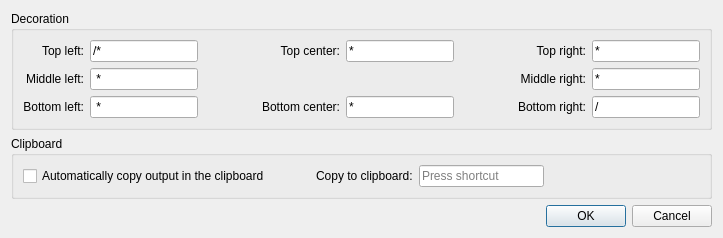
Above: UI/DlgSettings.ui from Folco68/Combox before the change. Below: the same form after it.
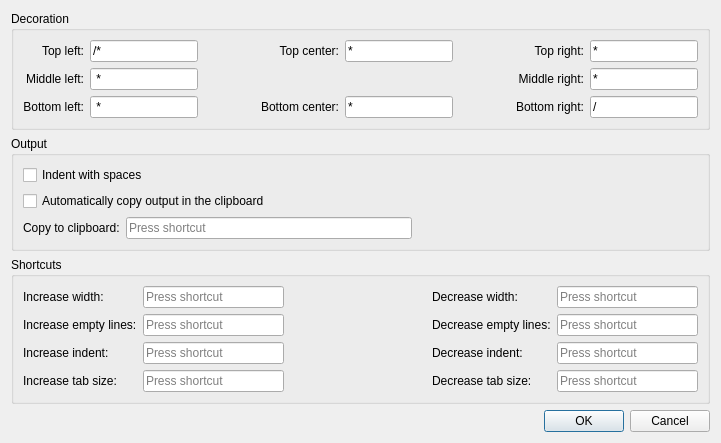
That is the form after the change.

Commit message: - added the ability to indent with tabs instead of spaces - adapted the tab size in input and output editors according to the Tab Size setting - added keyboard shortcuts for most of the settings (Width, Empty lines, Indent count, Tab size) - simplified again some connection according to Clazy - added some tooltips on settings widgets

Patch:
```diff
--- a/UI/DlgSettings.ui
+++ b/UI/DlgSettings.ui
@@ -6,8 +6,8 @@
    <rect>
     <x>0</x>
     <y>0</y>
-    <width>723</width>
-    <height>228</height>
+    <width>721</width>
+    <height>430</height>
    </rect>
   </property>
   <property name="windowTitle">
@@ -188,9 +188,16 @@
    <item>
     <widget class="QGroupBox" name="BoxClipboard">
      <property name="title">
-      <string>Clipboard</string>
+      <string>Output</string>
      </property>
-     <layout class="QHBoxLayout" name="horizontalLayout_3">
+     <layout class="QVBoxLayout" name="verticalLayout_2">
+      <item>
+       <widget class="QCheckBox" name="CheckIndentWithSpaces">
+        <property name="text">
+         <string>Indent with spaces</string>
+        </property>
+       </widget>
+      </item>
       <item>
        <widget class="QCheckBox" name="CheckAutoCopy">
         <property name="text">
@@ -199,13 +206,65 @@
        </widget>
       </item>
       <item>
-       <spacer name="HSpacer3">
+       <layout class="QHBoxLayout" name="horizontalLayout">
+        <item>
+         <widget class="QLabel" name="LabelKeySequenceCopy">
+          <property name="text">
+           <string>Copy to clipboard:</string>
+          </property>
+          <property name="buddy">
+           <cstring>KeySequenceCopy</cstring>
+          </property>
+         </widget>
+        </item>
+        <item>
+         <widget class="QKeySequenceEdit" name="KeySequenceCopy"/>
+        </item>
+        <item>
+         <spacer name="horizontalSpacer">
+          <property name="orientation">
+           <enum>Qt::Orientation::Horizontal</enum>
+          </property>
+          <property name="sizeHint" stdset="0">
+           <size>
+            <width>40</width>
+            <height>20</height>
+           </size>
+          </property>
+         </spacer>
+        </item>
+       </layout>
+      </item>
+     </layout>
+    </widget>
+   </item>
+   <item>
+    <widget class="QGroupBox" name="BoxShortcuts">
+     <property name="title">
+      <string>Shortcuts</string>
+     </property>
+     <layout class="QGridLayout" name="gridLayout_2">
+      <item row="4" column="4">
+       <widget class="QKeySequenceEdit" name="KeySequenceDecreaseTabSize"/>
+      </item>
+      <item row="1" column="0">
+       <widget class="QLabel" name="LabelIncreaseEmptyLines">
+        <property name="text">
+         <string>Increase empty lines:</string>
+        </property>
+        <property name="buddy">
+         <cstring>KeySequenceIncreaseEmptyLines</cstring>
+        </property>
+       </widget>
+      </item>
+      <item row="3" column="4">
+       <widget class="QKeySequenceEdit" name="KeySequenceDecreaseIndent"/>
+      </item>
+      <item row="0" column="2">
+       <spacer name="HSpacerShortctus">
         <property name="orientation">
          <enum>Qt::Orientation::Horizontal</enum>
         </property>
-        <property name="sizeType">
-         <enum>QSizePolicy::Policy::Fixed</enum>
-        </property>
         <property name="sizeHint" stdset="0">
          <size>
           <width>40</width>
@@ -214,28 +273,90 @@
         </property>
        </spacer>
       </item>
-      <item>
-       <widget class="QLabel" name="LabelKeySequenceCopy">
+      <item row="4" column="0">
+       <widget class="QLabel" name="LabelIncreaseTabSize">
         <property name="text">
-         <string>Copy to clipboard:</string>
+         <string>Increase tab size:</string>
         </property>
        </widget>
       </item>
-      <item>
-       <widget class="QKeySequenceEdit" name="KeySequenceCopy"/>
+      <item row="1" column="3">
+       <widget class="QLabel" name="LabelDecreaseEmptyLines">
+        <property name="text">
+         <string>Decrease empty lines:</string>
+        </property>
+        <property name="buddy">
+         <cstring>KeySequenceDecreaseEmptyLines</cstring>
+        </property>
+       </widget>
       </item>
-      <item>
-       <spacer name="HSpacer4">
-        <property name="orientation">
-         <enum>Qt::Orientation::Horizontal</enum>
+      <item row="4" column="3">
+       <widget class="QLabel" name="LabelDecreaseTab">
+        <property name="text">
+         <string>Decrease tab size:</string>
         </property>
-        <property name="sizeHint" stdset="0">
-         <size>
-          <width>156</width>
-          <height>20</height>
-         </size>
+        <property name="buddy">
+         <cstring>KeySequenceDecreaseTabSize</cstring>
         </property>
-       </spacer>
+       </widget>
+      </item>
+      <item row="0" column="0">
+       <widget class="QLabel" name="LabelIncreaseWidth">
+        <property name="text">
+         <string>Increase width:</string>
+        </property>
+        <property name="buddy">
+         <cstring>KeySequenceIncreaseWidth</cstring>
+        </property>
+       </widget>
+      </item>
+      <item row="0" column="4">
+       <widget class="QKeySequenceEdit" name="KeySequenceDecreaseWidth"/>
+      </item>
+      <item row="0" column="3">
+       <widget class="QLabel" name="LabelDecreaseWidth">
+        <property name="text">
+         <string>Decrease width:</string>
+        </property>
+        <property name="buddy">
+         <cstring>KeySequenceDecreaseWidth</cstring>
+        </property>
+       </widget>
+      </item>
+      <item row="1" column="1">
+       <widget class="QKeySequenceEdit" name="KeySequenceIncreaseEmptyLines"/>
+      </item>
+      <item row="4" column="1">
+       <widget class="QKeySequenceEdit" name="KeySequenceIncreaseTabSize"/>
+      </item>
+      <item row="3" column="1">
+       <widget class="QKeySequenceEdit" name="KeySequenceIncreaseIndent"/>
+      </item>
+      <item row="0" column="1">
+       <widget class="QKeySequenceEdit" name="KeySequenceIncreaseWidth"/>
+      </item>
+      <item row="1" column="4">
+       <widget class="QKeySequenceEdit" name="KeySequenceDecreaseEmptyLines"/>
+      </item>
+      <item row="3" column="3">
+       <widget class="QLabel" name="LabelDecreaseIndent">
+        <property name="text">
+         <string>Decrease indent:</string>
+        </property>
+        <property name="buddy">
+         <cstring>KeySequenceDecreaseIndent</cstring>
+        </property>
+       </widget>
+      </item>
+      <item row="3" column="0">
+       <widget class="QLabel" name="LabelIncreaseIndent">
+        <property name="text">
+         <string>Increase indent:</string>
+        </property>
+        <property name="buddy">
+         <cstring>KeySequenceIncreaseIndent</cstring>
+        </property>
+       </widget>
       </item>
      </layout>
     </widget>
```
Left out of the diff: 35 changed lines with no effect on the pictures. The commit also changes 9 other files.
